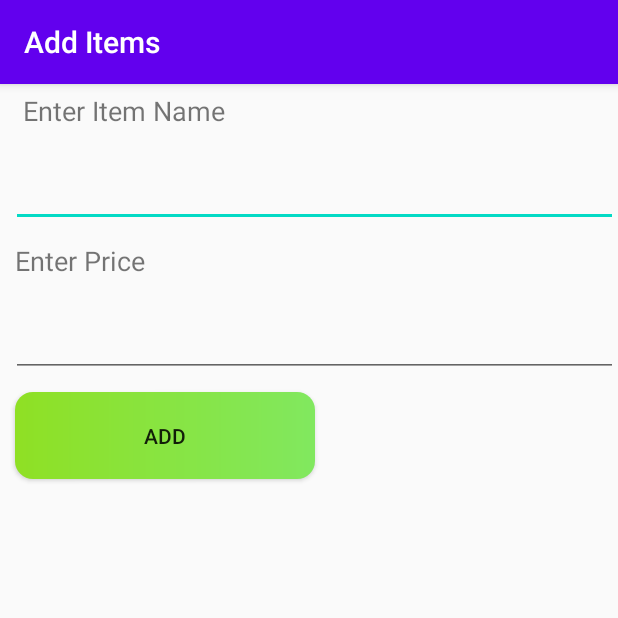
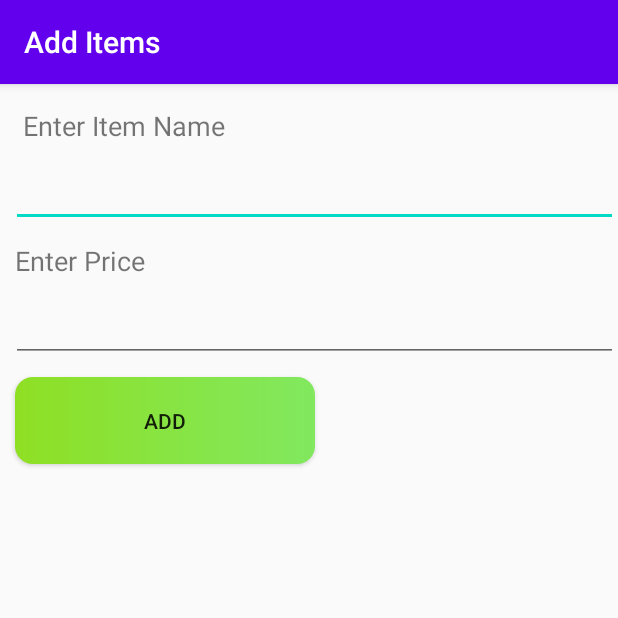
Before and after one commit to yogeshwarram/CanteenApp, an Android app: the AddItem screen opened directly, with no data from a screen before it, on a phone screen of 412 x 824 dp, the top half of it. Run offline under Robolectric (Android 15) with nearby library versions, the phone set to English and light mode, and no system bars; our stand-ins replace Firebase (no records; nobody signed in at launch, a user with empty details on screens opened directly).

Commit message:
Add item UI

```diff
--- a/app/src/main/res/layout/add_item.xml
+++ b/app/src/main/res/layout/add_item.xml
@@ -6,15 +6,6 @@
     android:orientation="vertical"
     >
 
-    <!--    <TextView-->
-    <!--        android:layout_width="match_parent"-->
-    <!--        android:layout_height="40dp"-->
-    <!--        android:text="Add Item"-->
-    <!--        android:textSize="30sp"-->
-    <!--        android:paddingLeft="10dp"-->
-    <!--        android:textStyle="bold"-->
-    <!--        android:elevation="10dp"-->
-    <!--        android:layout_marginBottom="20dp"/>-->
 
     <TextView
         android:layout_width="154dp"
@@ -22,14 +13,14 @@
         android:text="Enter Item Name"
         android:textSize="18sp"
         android:paddingLeft="10dp"
-        android:layout_margin="5dp"/>
+        android:layout_margin="5dp"
+        android:paddingTop="10dp"/>
     <EditText
         android:layout_width="match_parent"
         android:layout_height="wrap_content"
         android:id="@+id/enterName"
         android:paddingLeft="10dp"
-        android:layout_marginLeft="7dp"
-        android:layout_marginBottom="10dp"/>
+        android:layout_marginLeft="7dp"/>
 
     <TextView
         android:layout_width="154dp"
@@ -37,7 +28,8 @@
         android:text="Enter Price"
         android:textSize="18sp"
         android:paddingLeft="10dp"
-        android:layout_marginBottom="5dp"/>
+        android:layout_marginBottom="5dp"
+        android:paddingTop="10dp"/>
 
     <EditText
         android:id="@+id/enterPrice"
```
